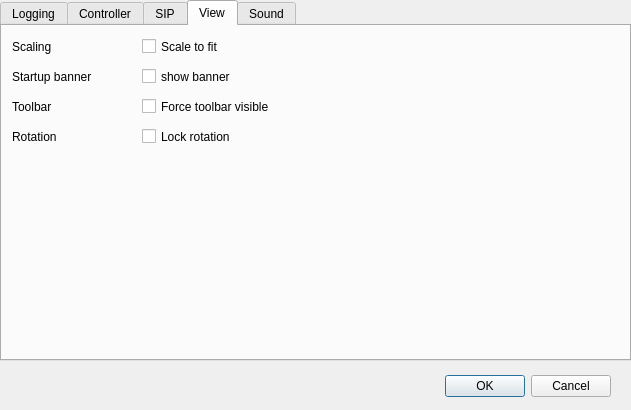
Above: tqtsettings.ui from TheLord45/tpanel before the change. Below: the same form after it.
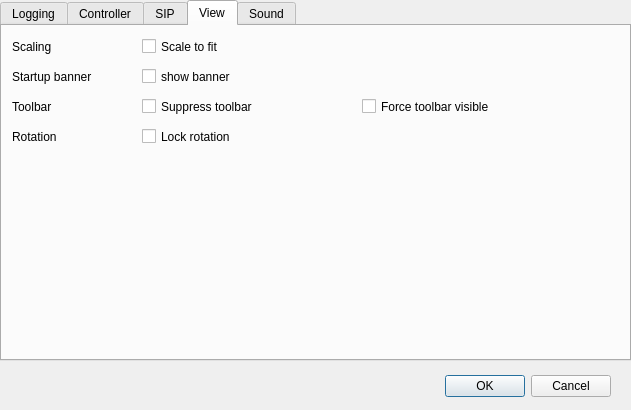
That is the form after the change. The open tabs and pages were chosen to show the change. Icons and pictures are not drawn.

Commit message: Adds command ^VTP. Adds command ^BMF. Currently this is not fully implemented. Fixes the Z-order. Fixes orientation. This is now correctly detected. Adds a checkbox to suppress the toolbar. Without a toolbar, if the user touches the back button, a dialog is asking whether the setup dialog should be displayed or if the program should be ended. All commands are case insensitive now. Adds swipe support to pages.

What changed in the file:
```diff
--- a/tqtsettings.ui
+++ b/tqtsettings.ui
@@ -1409,9 +1409,9 @@
     <widget class="QCheckBox" name="checkBox_Toolbar">
      <property name="geometry">
       <rect>
-       <x>140</x>
+       <x>360</x>
        <y>70</y>
-       <width>361</width>
+       <width>211</width>
        <height>21</height>
       </rect>
      </property>
@@ -1460,6 +1460,19 @@
       <string>Lock rotation</string>
      </property>
     </widget>
+    <widget class="QCheckBox" name="checkBox_ToolbarSuppress">
+     <property name="geometry">
+      <rect>
+       <x>140</x>
+       <y>70</y>
+       <width>211</width>
+       <height>21</height>
+      </rect>
+     </property>
+     <property name="text">
+      <string>Suppress toolbar</string>
+     </property>
+    </widget>
    </widget>
    <widget class="QWidget" name="tabSound">
     <attribute name="title">
```
The commit also changes 26 other files.
